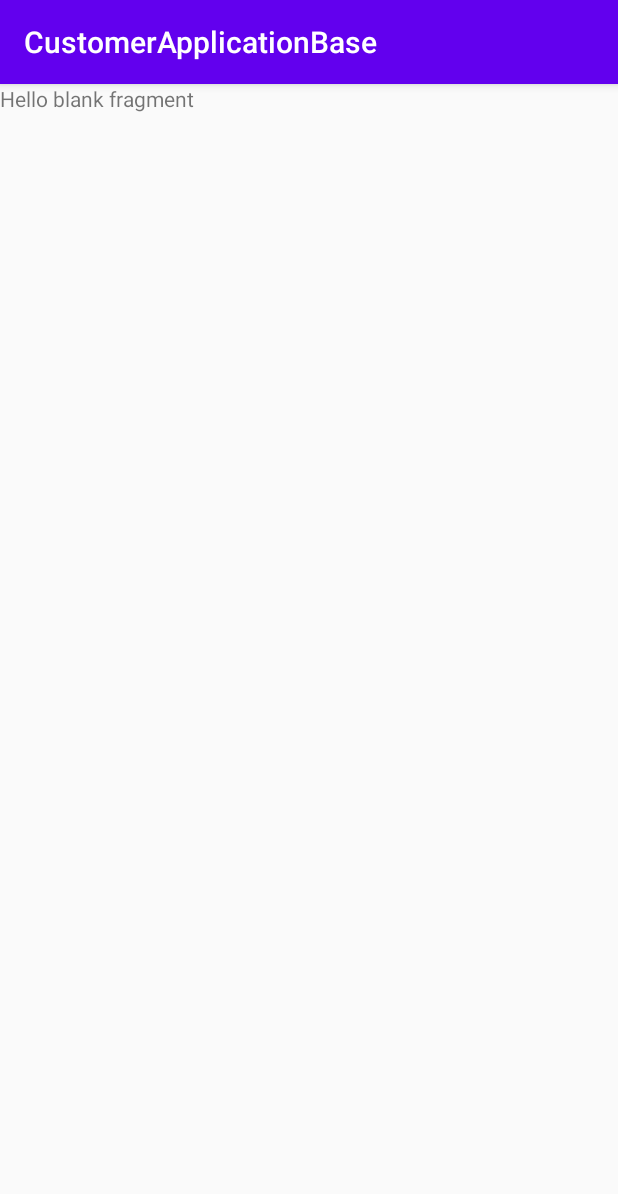
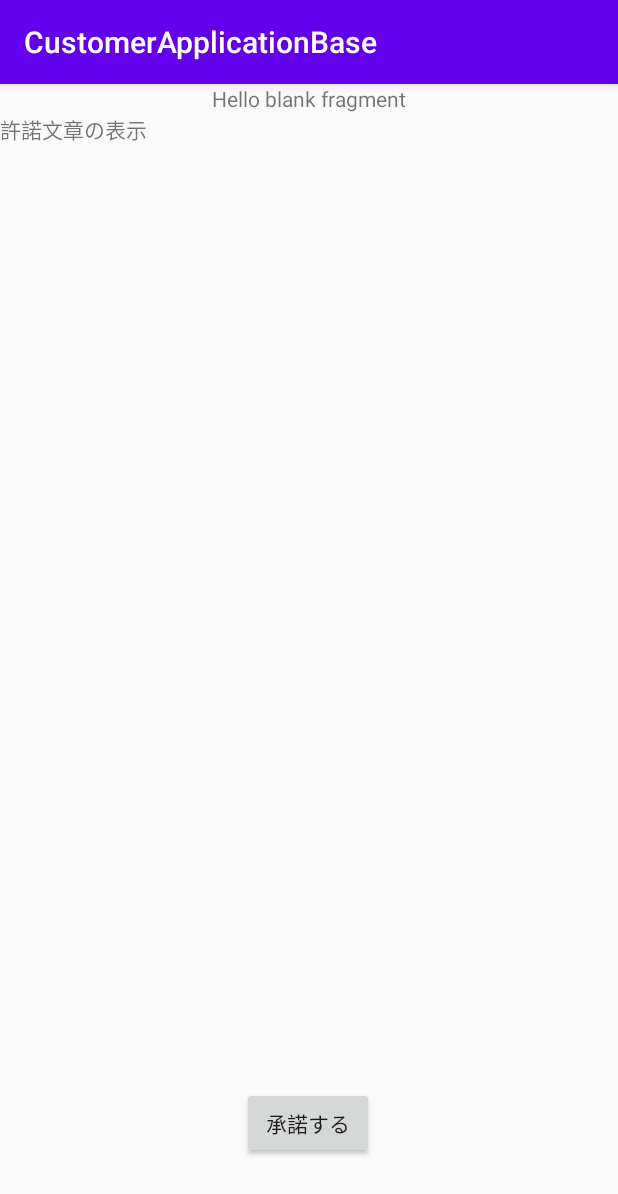
Before and after one commit to ssc-bando/android_customer_app_base, an Android app: the ShowPermissionFragment screen opened directly, with no data from a screen before it, on a phone screen of 412 x 824 dp. Shown: the top 1194 px of the screen. Run offline under Robolectric (Android 15) with nearby library versions, the phone set to English and light mode, and no system bars.

Commit message:
change: layout detail of ShoPermission

```diff
--- a/app/src/main/res/layout/fragment_show_permission.xml
+++ b/app/src/main/res/layout/fragment_show_permission.xml
@@ -1,14 +1,44 @@
 <?xml version="1.0" encoding="utf-8"?>
-<FrameLayout xmlns:android="http://schemas.android.com/apk/res/android"
+<androidx.constraintlayout.widget.ConstraintLayout xmlns:android="http://schemas.android.com/apk/res/android"
+    xmlns:app="http://schemas.android.com/apk/res-auto"
     xmlns:tools="http://schemas.android.com/tools"
+    android:id="@+id/frameLayout"
     android:layout_width="match_parent"
     android:layout_height="match_parent"
     tools:context=".ui.register.ShowPermissionFragment">
 
     <!-- TODO: Update blank fragment layout -->
     <TextView
-        android:layout_width="match_parent"
-        android:layout_height="match_parent"
-        android:text="@string/hello_blank_fragment" />
+        android:id="@+id/textView3"
+        android:layout_width="wrap_content"
+        android:layout_height="wrap_content"
+        android:text="@string/hello_blank_fragment"
+        app:layout_constraintEnd_toEndOf="parent"
+        app:layout_constraintStart_toStartOf="parent"
+        app:layout_constraintTop_toTopOf="parent" />
 
-</FrameLayout>
+    <TextView
+        android:id="@+id/textView2"
+        android:layout_width="0dp"
+        android:layout_height="0dp"
+        android:text="許諾文章の表示"
+        app:layout_constraintBottom_toTopOf="@+id/button_accept_permission"
+        app:layout_constraintEnd_toEndOf="parent"
+        app:layout_constraintHorizontal_bias="0.0"
+        app:layout_constraintStart_toStartOf="parent"
+        app:layout_constraintTop_toBottomOf="@+id/textView3"
+        app:layout_constraintVertical_bias="1.0" />
+
+    <Button
+        android:id="@+id/button_accept_permission"
+        android:layout_width="wrap_content"
+        android:layout_height="wrap_content"
+        android:text="承諾する"
+        app:layout_constraintBottom_toBottomOf="parent"
+        app:layout_constraintEnd_toEndOf="parent"
+        app:layout_constraintHorizontal_bias="0.498"
+        app:layout_constraintStart_toStartOf="parent"
+        app:layout_constraintTop_toBottomOf="@+id/textView3"
+        app:layout_constraintVertical_bias="0.927" />
+
+</androidx.constraintlayout.widget.ConstraintLayout>
```
